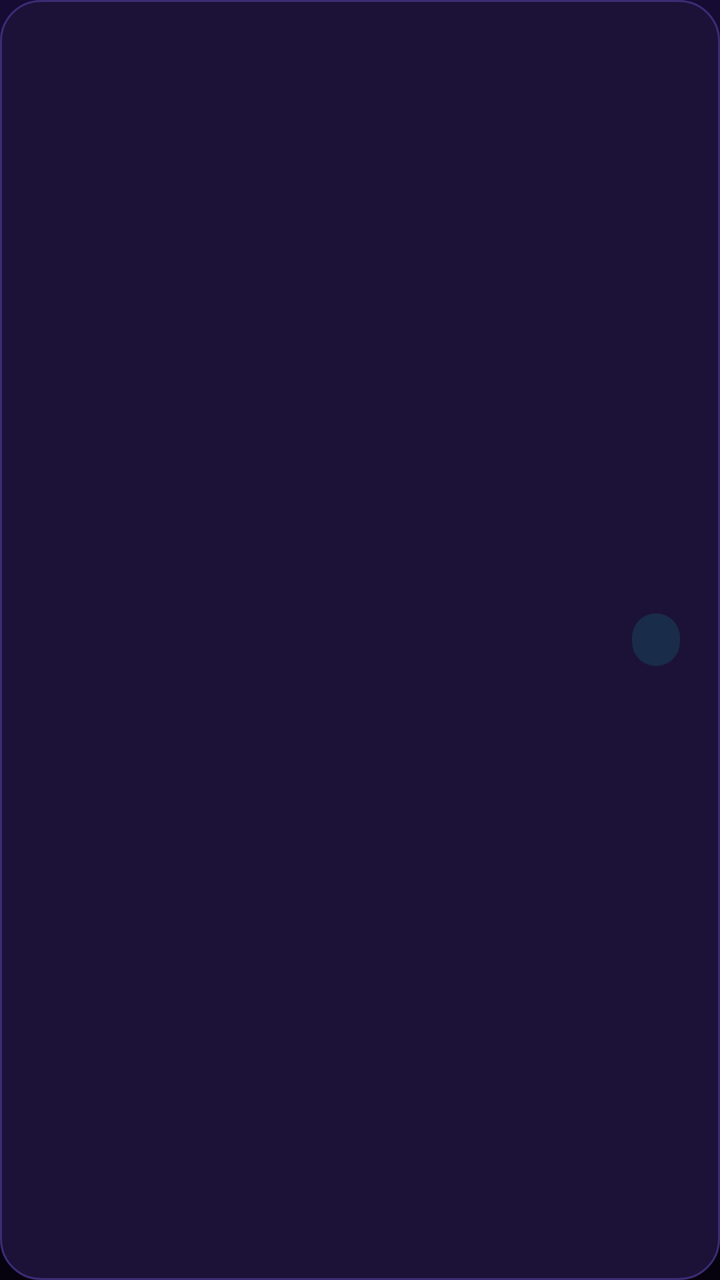
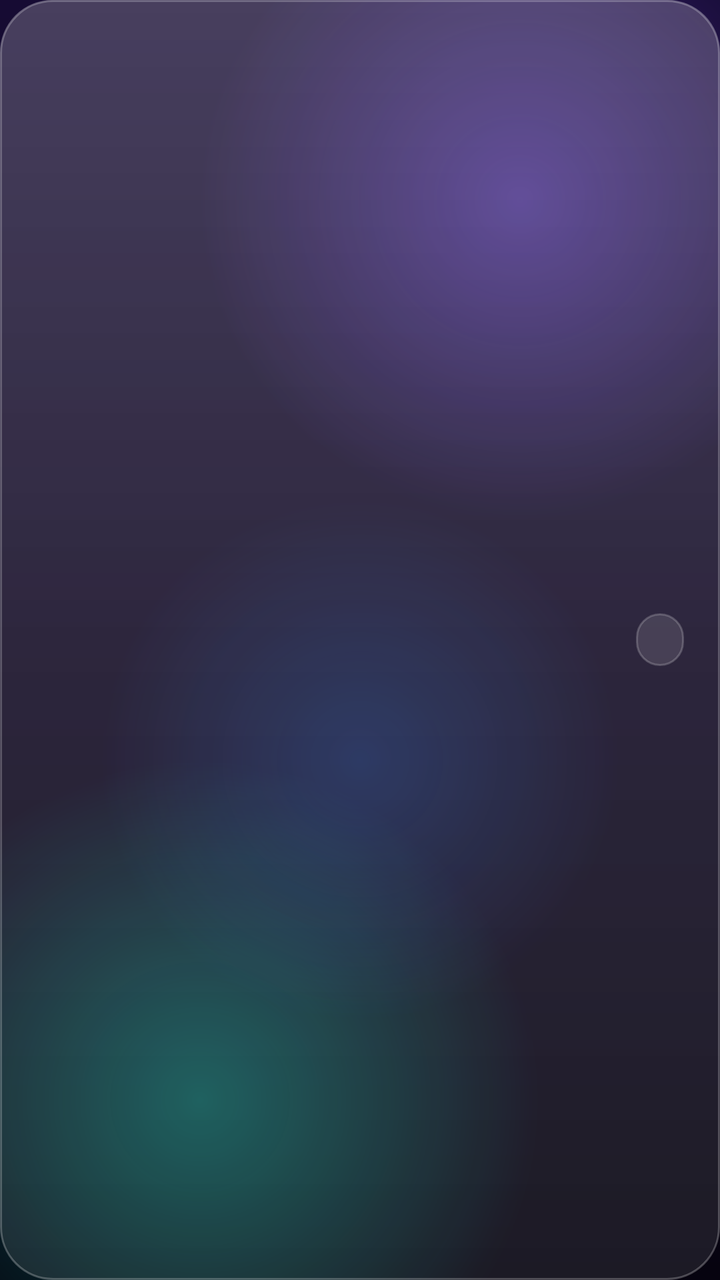

Two renders of the same Android screen: before a commit and after it. Below are the layout's source before the change and the commit's diff.
<!-- AndroidManifest.xml: application theme AppTheme -->
<!-- res/layout/item_category.xml -->
<?xml version="1.0" encoding="utf-8"?>
<LinearLayout xmlns:android="http://schemas.android.com/apk/res/android"
    android:layout_width="match_parent"
    android:layout_height="wrap_content"
    android:layout_marginBottom="12dp"
    android:background="@drawable/bg_card_clickable"
    android:clickable="true"
    android:focusable="true"
    android:gravity="center_vertical"
    android:minHeight="62dp"
    android:orientation="horizontal"
    android:paddingLeft="20dp"
    android:paddingTop="16dp"
    android:paddingRight="20dp"
    android:paddingBottom="16dp">

    <TextView
        android:id="@+id/tvCategoryName"
        android:layout_width="0dp"
        android:layout_height="wrap_content"
        android:layout_weight="1"
        android:fontFamily="sans-serif-medium"
        android:textColor="@color/text_primary"
        android:textSize="17sp" />

    <TextView
        android:id="@+id/tvCategoryBest"
        android:layout_width="wrap_content"
        android:layout_height="wrap_content"
        android:layout_marginLeft="12dp"
        android:background="@drawable/bg_pill"
        android:paddingLeft="12dp"
        android:paddingTop="5dp"
        android:paddingRight="12dp"
        android:paddingBottom="5dp"
        android:textColor="@color/accent_alt"
        android:textSize="12sp" />
</LinearLayout>
<!-- resources referenced by this layout -->
<resources>
  <!-- drawable bg_card_clickable (drawable) -->
  <?xml version="1.0" encoding="utf-8"?>
  <ripple xmlns:android="http://schemas.android.com/apk/res/android"
      android:color="@color/ripple">
      <item>
          <shape android:shape="rectangle">
              <solid android:color="@color/surface" />
              <corners android:radius="20dp" />
              <stroke
                  android:width="1dp"
                  android:color="@color/stroke" />
          </shape>
      </item>
  </ripple>
  <!-- drawable bg_pill (drawable) -->
  <?xml version="1.0" encoding="utf-8"?>
  <shape xmlns:android="http://schemas.android.com/apk/res/android"
      android:shape="rectangle">
      <solid android:color="#1F00E5C0" />
      <corners android:radius="100dp" />
  </shape>
  <style name="AppTheme" parent="@android:style/Theme.Material.NoActionBar">
          <item name="android:windowBackground">@drawable/bg_gradient</item>
          <item name="android:colorPrimary">@color/accent</item>
          <item name="android:colorPrimaryDark">@color/bg_top</item>
          <item name="android:colorAccent">@color/accent_alt</item>
          <item name="android:statusBarColor">@color/bg_top</item>
          <item name="android:navigationBarColor">@color/bg_bottom</item>
          <item name="android:textColorPrimary">@color/text_primary</item>
          <item name="android:textColorSecondary">@color/text_muted</item>
      </style>
  <color name="ripple">#40FFFFFF</color>
  <color name="surface">#1C1238</color>
  <color name="stroke">#3B2C74</color>
  <!-- drawable bg_gradient (drawable) -->
  <?xml version="1.0" encoding="utf-8"?>
  <shape xmlns:android="http://schemas.android.com/apk/res/android"
      android:shape="rectangle">
      <gradient
          android:angle="270"
          android:startColor="@color/bg_top"
          android:endColor="@color/bg_bottom" />
  </shape>
  <!-- unchanged entries left out for length: 6 -->
</resources>

<!-- the commit's change to res/layout/item_category.xml (unified diff, before → after) -->
@@ -2,16 +2,16 @@
 <LinearLayout xmlns:android="http://schemas.android.com/apk/res/android"
     android:layout_width="match_parent"
     android:layout_height="wrap_content"
-    android:layout_marginBottom="12dp"
-    android:background="@drawable/bg_card_clickable"
+    android:layout_marginBottom="11dp"
+    android:background="@drawable/glass_card_ripple"
     android:clickable="true"
     android:focusable="true"
     android:gravity="center_vertical"
-    android:minHeight="62dp"
+    android:minHeight="64dp"
     android:orientation="horizontal"
-    android:paddingLeft="20dp"
+    android:paddingLeft="18dp"
     android:paddingTop="16dp"
-    android:paddingRight="20dp"
+    android:paddingRight="18dp"
     android:paddingBottom="16dp">
 
     <TextView
@@ -21,18 +21,20 @@
         android:layout_weight="1"
         android:fontFamily="sans-serif-medium"
         android:textColor="@color/text_primary"
-        android:textSize="17sp" />
+        android:textSize="16sp" />
+
+    <TextView
+        android:id="@+id/tvCategoryCount"
+        android:layout_width="wrap_content"
+        android:layout_height="wrap_content"
+        android:layout_marginLeft="8dp"
+        android:textColor="@color/text_muted"
+        android:textSize="11sp" />
 
     <TextView
         android:id="@+id/tvCategoryBest"
+        style="@style/Chip"
         android:layout_width="wrap_content"
         android:layout_height="wrap_content"
-        android:layout_marginLeft="12dp"
-        android:background="@drawable/bg_pill"
-        android:paddingLeft="12dp"
-        android:paddingTop="5dp"
-        android:paddingRight="12dp"
-        android:paddingBottom="5dp"
-        android:textColor="@color/accent_alt"
-        android:textSize="12sp" />
+        android:layout_marginLeft="10dp" />
 </LinearLayout>
<!-- resource entries referenced after the edit -->
@@ -1,48 +1,125 @@
 <!-- resources referenced by this layout -->
 <resources>
-  <!-- drawable bg_card_clickable (drawable) -->
+  <!-- drawable glass_card_ripple (drawable) -->
   <?xml version="1.0" encoding="utf-8"?>
   <ripple xmlns:android="http://schemas.android.com/apk/res/android"
-      android:color="@color/ripple">
-      <item>
-          <shape android:shape="rectangle">
-              <solid android:color="@color/surface" />
-              <corners android:radius="20dp" />
-              <stroke
-                  android:width="1dp"
-                  android:color="@color/stroke" />
-          </shape>
-      </item>
+      android:color="#33FFFFFF">
+      <item android:drawable="@drawable/glass_card" />
   </ripple>
-  <!-- drawable bg_pill (drawable) -->
-  <?xml version="1.0" encoding="utf-8"?>
-  <shape xmlns:android="http://schemas.android.com/apk/res/android"
-      android:shape="rectangle">
-      <solid android:color="#1F00E5C0" />
-      <corners android:radius="100dp" />
-  </shape>
+  <style name="Chip">
+          <item name="android:background">@drawable/glass_pill</item>
+          <item name="android:textColor">@color/accent_alt</item>
+          <item name="android:textSize">12sp</item>
+          <item name="android:paddingLeft">12dp</item>
+          <item name="android:paddingRight">12dp</item>
+          <item name="android:paddingTop">5dp</item>
+          <item name="android:paddingBottom">5dp</item>
+      </style>
   <style name="AppTheme" parent="@android:style/Theme.Material.NoActionBar">
-          <item name="android:windowBackground">@drawable/bg_gradient</item>
+          <item name="android:windowBackground">@drawable/bg_glow</item>
           <item name="android:colorPrimary">@color/accent</item>
           <item name="android:colorPrimaryDark">@color/bg_top</item>
           <item name="android:colorAccent">@color/accent_alt</item>
-          <item name="android:statusBarColor">@color/bg_top</item>
+          <item name="android:statusBarColor">@android:color/transparent</item>
           <item name="android:navigationBarColor">@color/bg_bottom</item>
           <item name="android:textColorPrimary">@color/text_primary</item>
           <item name="android:textColorSecondary">@color/text_muted</item>
       </style>
-  <color name="ripple">#40FFFFFF</color>
-  <color name="surface">#1C1238</color>
-  <color name="stroke">#3B2C74</color>
-  <!-- drawable bg_gradient (drawable) -->
+  <!-- drawable glass_card (drawable) -->
+  <?xml version="1.0" encoding="utf-8"?>
+  <layer-list xmlns:android="http://schemas.android.com/apk/res/android">
+  
+      <item>
+          <shape android:shape="rectangle">
+              <solid android:color="#17FFFFFF" />
+              <corners android:radius="26dp" />
+              <stroke
+                  android:width="1dp"
+                  android:color="#40FFFFFF" />
+          </shape>
+      </item>
+  
+      <item>
+          <shape android:shape="rectangle">
+              <gradient
+                  android:angle="270"
+                  android:startColor="#22FFFFFF"
+                  android:centerColor="#0AFFFFFF"
+                  android:endColor="#00FFFFFF" />
+              <corners android:radius="26dp" />
+          </shape>
+      </item>
+  </layer-list>
+  <!-- drawable glass_pill (drawable) -->
   <?xml version="1.0" encoding="utf-8"?>
   <shape xmlns:android="http://schemas.android.com/apk/res/android"
       android:shape="rectangle">
-      <gradient
-          android:angle="270"
-          android:startColor="@color/bg_top"
-          android:endColor="@color/bg_bottom" />
+      <solid android:color="#1FFFFFFF" />
+      <corners android:radius="100dp" />
+      <stroke
+          android:width="1dp"
+          android:color="#33FFFFFF" />
   </shape>
+  <!-- drawable bg_glow (drawable) -->
+  <?xml version="1.0" encoding="utf-8"?>
+  <layer-list xmlns:android="http://schemas.android.com/apk/res/android">
+  
+      <item>
+          <shape android:shape="rectangle">
+              <gradient
+                  android:angle="270"
+                  android:startColor="@color/bg_top"
+                  android:endColor="@color/bg_bottom" />
+          </shape>
+      </item>
+  
+      <item
+          android:gravity="top|right"
+          android:top="-60dp"
+          android:right="-60dp">
+          <shape android:shape="oval">
+              <size
+                  android:width="320dp"
+                  android:height="320dp" />
+              <gradient
+                  android:type="radial"
+                  android:gradientRadius="160dp"
+                  android:startColor="#667C4DFF"
+                  android:endColor="#007C4DFF" />
+          </shape>
+      </item>
+  
+      <item
+          android:gravity="bottom|left"
+          android:bottom="-80dp"
+          android:left="-70dp">
+          <shape android:shape="oval">
+              <size
+                  android:width="340dp"
+                  android:height="340dp" />
+              <gradient
+                  android:type="radial"
+                  android:gradientRadius="170dp"
+                  android:startColor="#5500E5C0"
+                  android:endColor="#0000E5C0" />
+          </shape>
+      </item>
+  
+      <item
+          android:gravity="center"
+          android:top="120dp">
+          <shape android:shape="oval">
+              <size
+                  android:width="260dp"
+                  android:height="260dp" />
+              <gradient
+                  android:type="radial"
+                  android:gradientRadius="130dp"
+                  android:startColor="#3D1F6FEB"
+                  android:endColor="#001F6FEB" />
+          </shape>
+      </item>
+  </layer-list>
   <!-- unchanged entries left out for length: 6 -->
 </resources>
 
